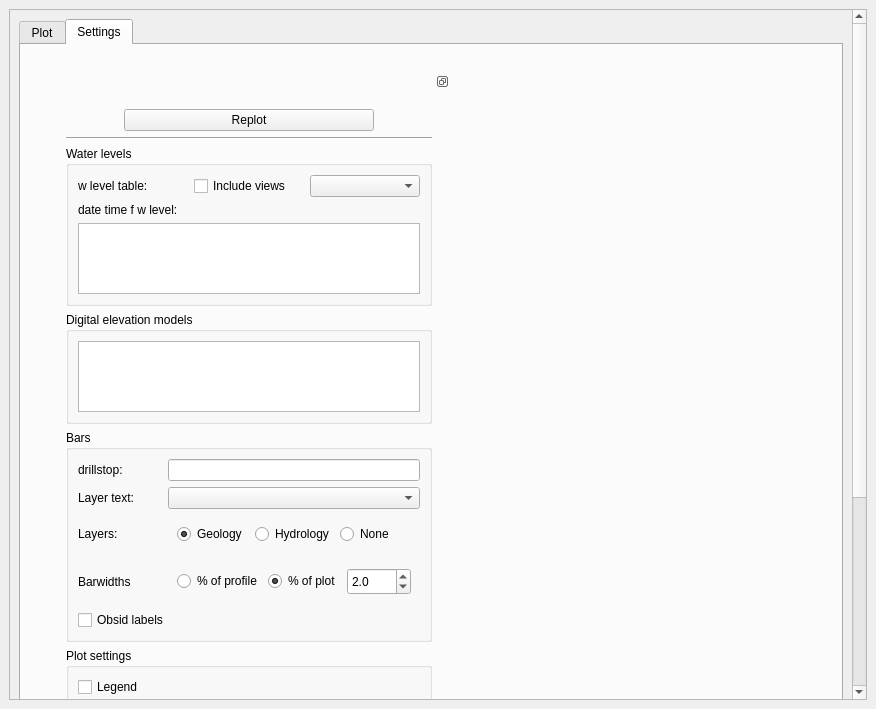
The window that ui/secplotdockwidget.ui (jkall/qgis-midvatten-plugin) describes before a commit, drawn with Qt 5.
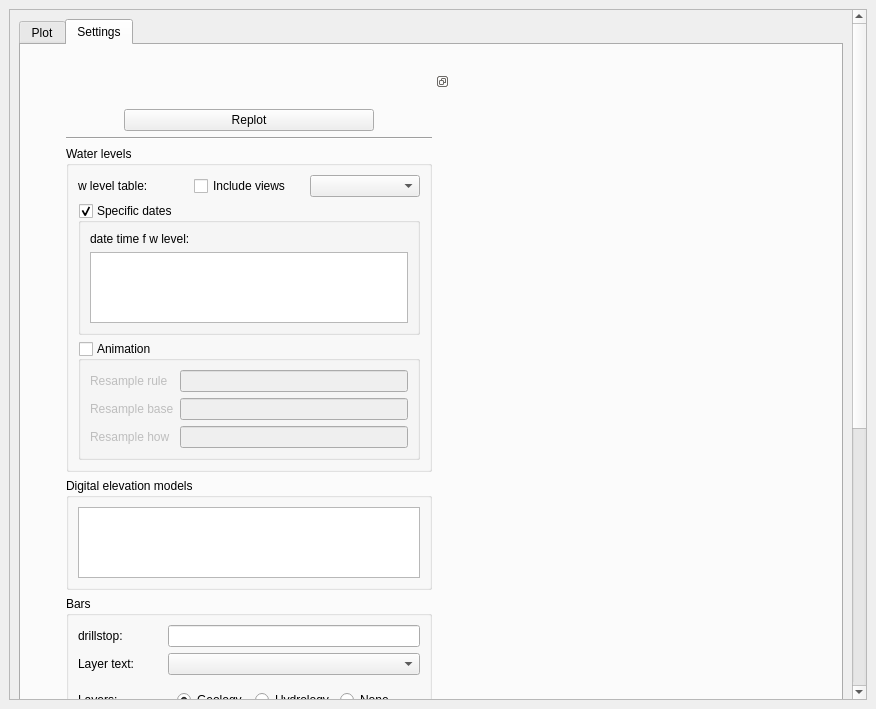
The same window after the commit. The open tabs and pages were chosen to show the change. Custom widgets are drawn as their Qt base class.

Commit message: Ongoing testdev for sectionplot animations

Patch:
```diff
--- a/ui/secplotdockwidget.ui
+++ b/ui/secplotdockwidget.ui
@@ -28,8 +28,8 @@
         <rect>
          <x>0</x>
          <y>0</y>
-         <width>843</width>
-         <height>1049</height>
+         <width>835</width>
+         <height>1441</height>
         </rect>
        </property>
        <layout class="QVBoxLayout" name="verticalLayout_9">
@@ -184,6 +184,18 @@
                                </layout>
                               </item>
                               <item>
+                               <widget class="QGroupBox" name="specific_dates_groupbox">
+                                <property name="title">
+                                 <string>Specific dates</string>
+                                </property>
+                                <property name="flat">
+                                 <bool>false</bool>
+                                </property>
+                                <property name="checkable">
+                                 <bool>true</bool>
+                                </property>
+                                <layout class="QVBoxLayout" name="verticalLayout_5">
+                                 <item>
                                <widget class="QLabel" name="label_3">
                                 <property name="sizePolicy">
                                  <sizepolicy hsizetype="Preferred" vsizetype="Fixed">
@@ -219,6 +231,58 @@
 &lt;p style=&quot; margin-top:0px; margin-bottom:0px; margin-left:0px; margin-right:0px; -qt-block-indent:0; text-indent:0px;&quot;&gt;&lt;span style=&quot; font-size:9pt;&quot;&gt;)&lt;/span&gt;&lt;/p&gt;
 &lt;p style=&quot;-qt-paragraph-type:empty; margin-top:0px; margin-bottom:0px; margin-left:0px; margin-right:0px; -qt-block-indent:0; text-indent:0px; font-size:9pt;&quot;&gt;&lt;br /&gt;&lt;/p&gt;&lt;/body&gt;&lt;/html&gt;</string>
                                 </property>
+                                  </widget>
+                                 </item>
+                                </layout>
+                               </widget>
+                              </item>
+                              <item>
+                               <widget class="QGroupBox" name="animation_groupbox">
+                                <property name="title">
+                                 <string>Animation</string>
+                                </property>
+                                <property name="checkable">
+                                 <bool>true</bool>
+                                </property>
+                                <property name="checked">
+                                 <bool>false</bool>
+                                </property>
+                                <layout class="QGridLayout" name="gridLayout">
+                                 <item row="1" column="1">
+                                  <widget class="QLineEdit" name="resample_base">
+                                   <property name="inputMethodHints">
+                                    <set>Qt::ImhDigitsOnly</set>
+                                   </property>
+                                  </widget>
+                                 </item>
+                                 <item row="0" column="1">
+                                  <widget class="QLineEdit" name="resample_rule"/>
+                                 </item>
+                                 <item row="0" column="0">
+                                  <widget class="QLabel" name="label_9">
+                                   <property name="text">
+                                    <string>Resample rule</string>
+                                   </property>
+                                  </widget>
+                                 </item>
+                                 <item row="2" column="1">
+                                  <widget class="QLineEdit" name="resample_how"/>
+                                 </item>
+                                 <item row="1" column="0">
+                                  <widget class="QLabel" name="label_10">
+                                   <property name="text">
+                                    <string>Resample base</string>
+                                   </property>
+                                  </widget>
+                                 </item>
+                                 <item row="2" column="0">
+                                  <widget class="QLabel" name="label_11">
+                                   <property name="text">
+                                    <string>Resample how</string>
+                                   </property>
+                                  </widget>
+                                 </item>
+                                </layout>
                                </widget>
                               </item>
                              </layout>
```
Lines whose indentation alone changed are shown as unchanged. The commit also changes 4 other files.
